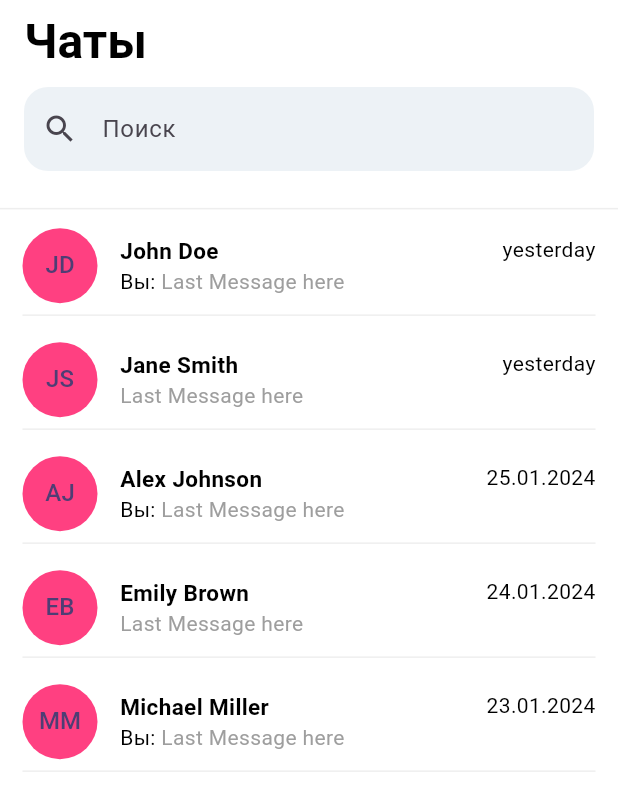
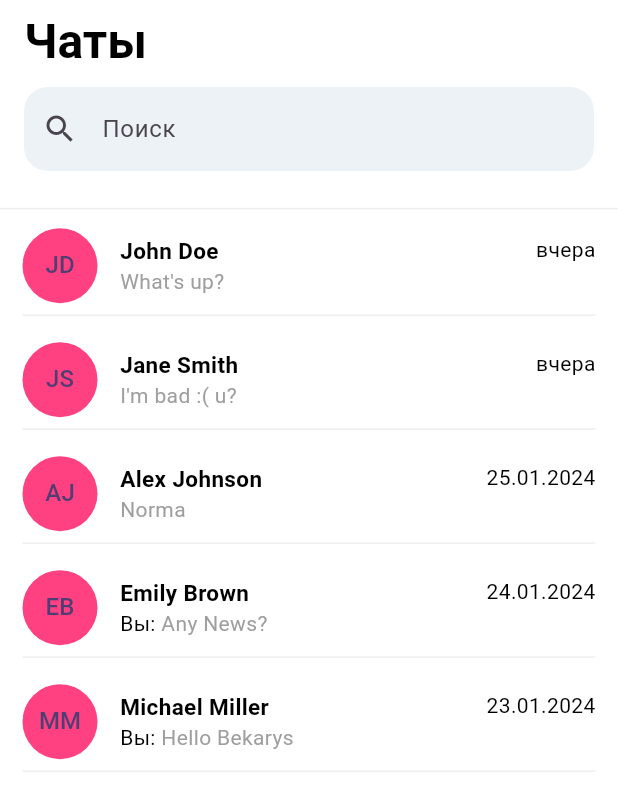
Before and after one commit to Rasreal/testChat, a Flutter app: the screen it shows after launch, on a phone screen of 412 x 824 dp. Shown: the top 811 px of the screen. Run offline on Flutter 3.47's test engine with Material 2 defaults, Android fonts, the phone set to English and light mode, and no system bars; our stand-ins replace audioplayers, bloc, flutter_bloc, image_picker, shared_preferences; Roboto replaces fonts that are missing (Gilroy).

Commit message:
chat page edited

```diff
--- a/lib/features/home/ui/chats_tile.dart
+++ b/lib/features/home/ui/chats_tile.dart
@@ -1,4 +1,5 @@
 import 'package:flutter/material.dart';
+import 'package:test_chat/data/chat_messages_data.dart';
 import 'package:test_chat/features/chat/ui/chat_page.dart';
 import 'package:test_chat/features/home/model/home_chats_model.dart';
 import 'package:test_chat/styles/text_styles.dart';
@@ -41,10 +42,10 @@ class ChatTile extends StatelessWidget {
                     Row(
                       mainAxisAlignment: MainAxisAlignment.start,
                       children: [
-                        if(chatInfo.lastMessagedMe)
+                        if(getLatestUserId(chatData, chatInfo.chatId!) == "777")
                           Text("Вы: ", style: msgMe,),
 
-                        Text("Last Message here", style: msgMe.copyWith(color: Colors.grey.shade500),),
+                        Text(getLatestMessage(chatData!, chatInfo.chatId!)?.text ?? "", style: msgMe.copyWith(color: Colors.grey.shade500),),
                       ],
                     )
                   ],
--- a/lib/functions/functions.dart
+++ b/lib/functions/functions.dart
@@ -1,22 +1,48 @@
 import 'dart:math';
+
+import '../features/chat/model/chat_message_model.dart';
 
 String formatDateTime(DateTime dateTime) {
   DateTime now = DateTime.now();
   Duration difference = now.difference(dateTime);
 
   if (difference.inSeconds < 60) {
-    return 'just now';
+    return 'только что';
   } else if (difference.inMinutes < 60) {
     return '${difference.inMinutes} minute${difference.inMinutes == 1 ? '' : 's'} ago';
-  } else if (difference.inHours < 24 && now.day == dateTime.day) {
+  } else if (difference.inHours <=6 && now.day == dateTime.day) {
     return '${difference.inHours} hour${difference.inHours == 1 ? '' : 's'} ago';
+  }else if (difference.inDays == 0) {
+    return '${dateTime.hour}:${dateTime.minute}';
   } else if (difference.inDays == 1) {
-    return 'yesterday';
+    return 'вчера';
   } else {
-    // Format as 'dd.MM.yyyy'
     return '${dateTime.day.toString().padLeft(2, '0')}.${dateTime.month.toString().padLeft(2, '0')}.${dateTime.year}';
   }
 }
 
 bool isSameDay(DateTime date1, DateTime date2) {
   return date1.year == date2.year && date1.month == date2.month && date1.day == date2.day;}
+
+Message? getLatestMessage(Map<String, List<Message>> chatData, String chatId) {
+  if (chatData.containsKey(chatId) && chatData[chatId]!.isNotEmpty) {
+    List<Message> sortedMessages = List.from(chatData[chatId]!);
+    sortedMessages.sort((a, b) => b.timestamp.compareTo(a.timestamp));
+
+    // Return the latest message
+    return sortedMessages.first;
+  }
+  return null; // Return null if chat ID is not found or no messages in the chat
+}
+
+String? getLatestUserId(Map<String, List<Message>> chatData, String chatId) {
+  if (chatData.containsKey(chatId) && chatData[chatId]!.isNotEmpty) {
+    // Sort messages by timestamp in descending order
+    List<Message> sortedMessages = List.from(chatData[chatId]!);
+    sortedMessages.sort((a, b) => b.timestamp.compareTo(a.timestamp));
+
+    // Return the userId of the latest message
+    return sortedMessages.first.userId;
+  }
+  return null; // Return null if chat ID is not found or no messages in the chat
+}
--- a/pubspec.yaml
+++ b/pubspec.yaml
@@ -42,6 +42,7 @@ dependencies:
   shared_preferences: ^2.2.2
   intl: ^0.17.0
   image_picker: ^1.0.7
+  audioplayers: ^5.2.1
 
 dev_dependencies:
   flutter_test:
```
Also changed, not shown: lib/features/chat/ui/chat_page.dart (+55 -14 lines), pubspec.lock, 7 other files.
